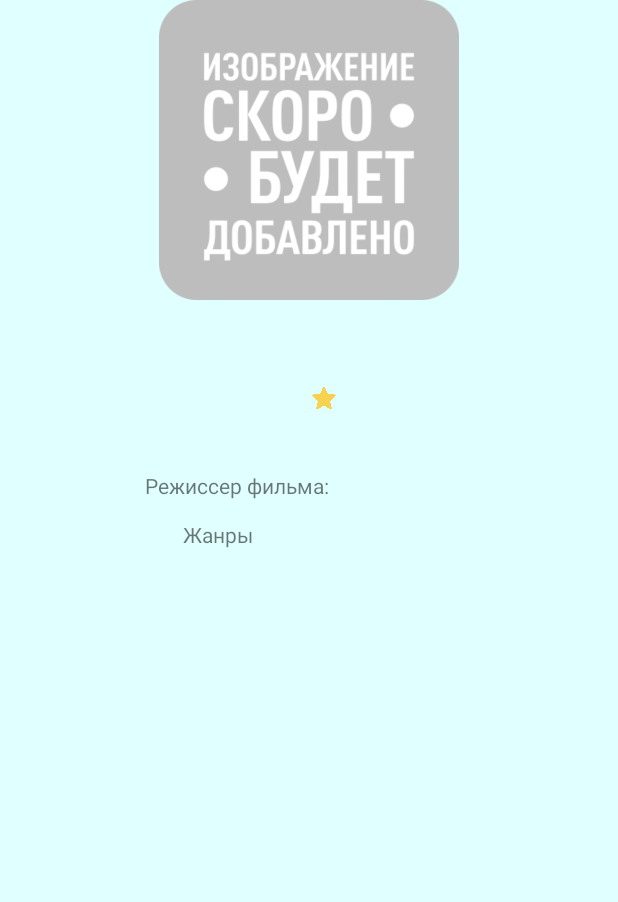
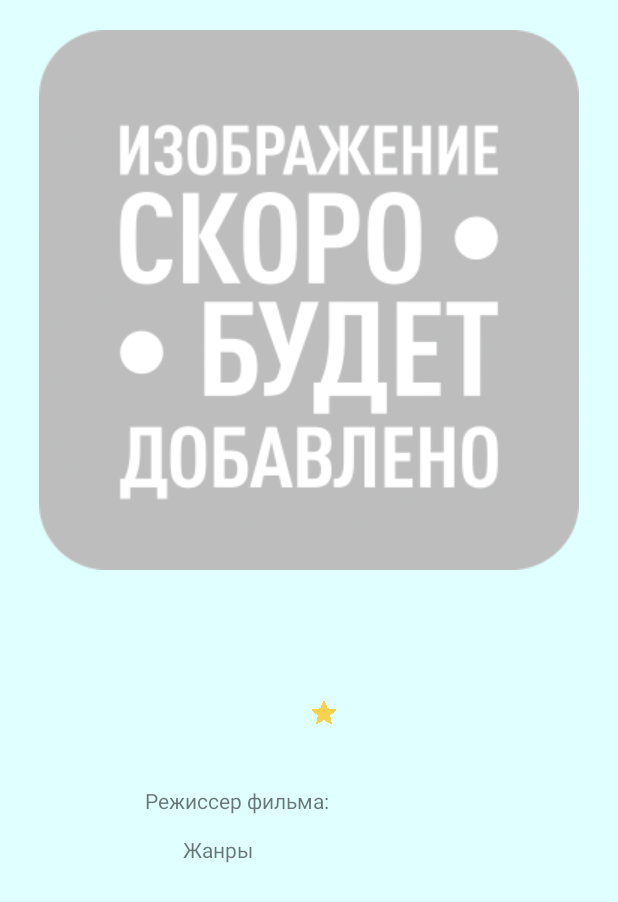
Before and after one commit to Emerald2014/myMovie, an Android app: the fragment DetailsFragment placed in its activity, on a phone screen of 412 x 824 dp. Shown: the top 902 px of the screen. Run offline under Robolectric (Android 15) with nearby library versions, the phone set to English and light mode, and no system bars; libraries missing offline, so code that uses them is left out: coil.api.load, coil.transform; network calls fail; pictures from the network do not load.

Commit message:
Сделал получение постера в деталировке

```diff
--- a/app/src/main/java/ru/kudesnik/mymovie/model/entities/rest/rest_entities/MovieKP.kt
+++ b/app/src/main/java/ru/kudesnik/mymovie/model/entities/rest/rest_entities/MovieKP.kt
@@ -6,10 +6,12 @@ data class MovieKP(
     val genres: List<GenresKP>,
     val rating: RatingKP,
     val year: Int,
-    val persons: List<PersonsKP>
+    val persons: List<PersonsKP>,
+    val poster: PosterKP
 
 )
 
 data class GenresKP(val name: String)
 data class RatingKP(val kp: Float)
 data class PersonsKP(val enProfession: String = "director", val name: String)
+data class PosterKP(val url: String)
--- a/app/src/main/java/ru/kudesnik/mymovie/model/repository/RepositoryImpl.kt
+++ b/app/src/main/java/ru/kudesnik/mymovie/model/repository/RepositoryImpl.kt
@@ -16,7 +16,8 @@ class RepositoryImpl : Repository {
             rating = dto?.rating?.kp ?: 0.0f,
             year = dto?.year ?: 1900,
             director = dto?.persons?.get(0)?.name ?: "Режиссер",
-            category = dto?.genres?.get(0)?.name ?: "Комедия"
+            category = dto?.genres?.get(0)?.name ?: "Комедия",
+            poster = dto?.poster?.url ?: ""
 
         )
     }
--- a/app/src/main/res/layout/details_fragment.xml
+++ b/app/src/main/res/layout/details_fragment.xml
@@ -11,7 +11,7 @@
     <ImageView
         android:id="@+id/poster"
         android:layout_width="wrap_content"
-        android:layout_height="200dp"
+        android:layout_height="400dp"
         android:src="@drawable/no_poster"
         app:layout_constraintEnd_toEndOf="parent"
         app:layout_constraintStart_toStartOf="parent"
@@ -24,6 +24,7 @@
         android:id="@+id/nameMovie"
         android:layout_width="wrap_content"
         android:layout_height="wrap_content"
+        android:layout_margin="10dp"
         android:textSize="@dimen/name_movie_size"
         app:layout_constraintEnd_toEndOf="parent"
         app:layout_constraintStart_toStartOf="parent"
```
Also changed, not shown: app/src/main/java/ru/kudesnik/mymovie/ui/details/DetailsFragment.kt (+8 -0 lines).
